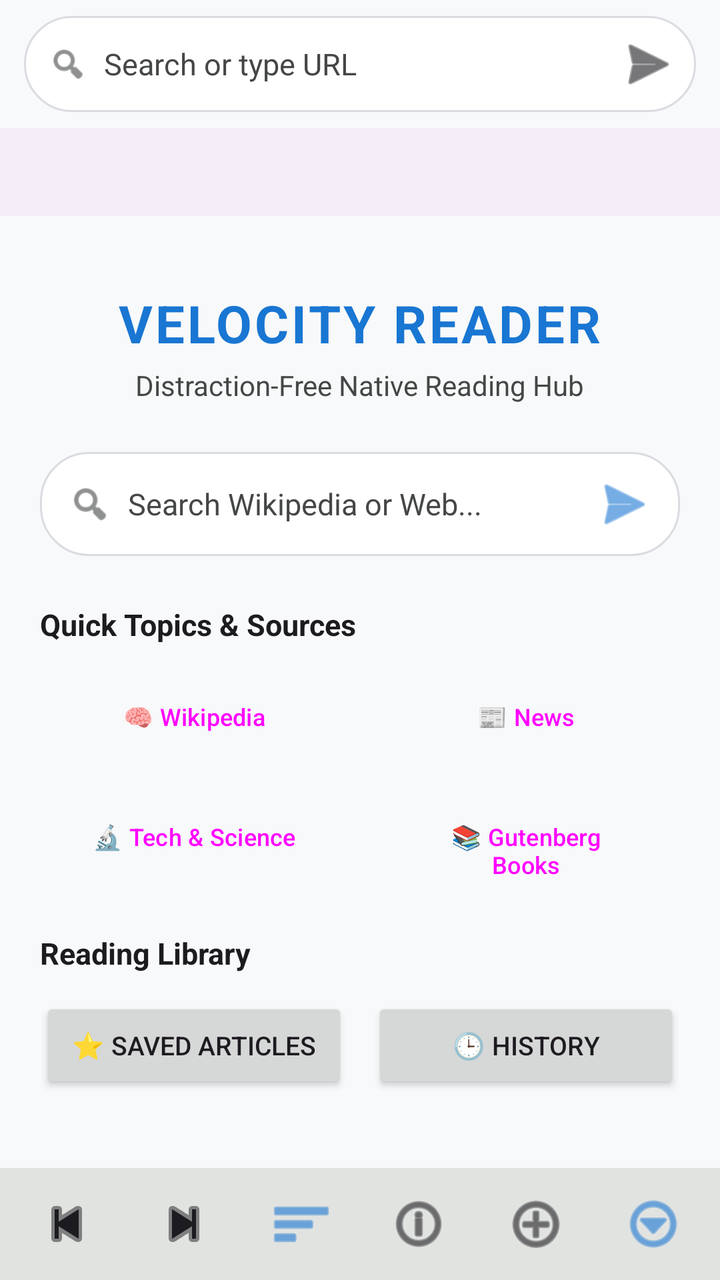
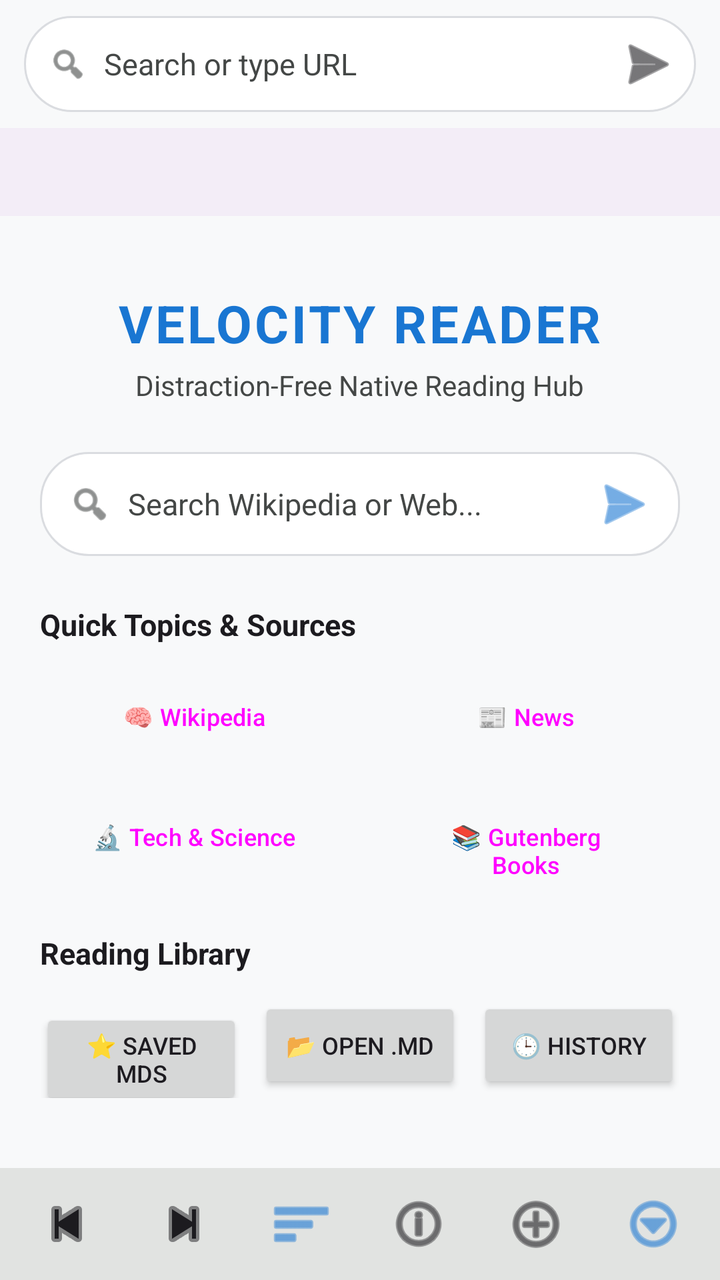

Screens rendered from an Android XML layout before and after an edit, with the pre-edit source and the edit as a unified diff.
<!-- AndroidManifest.xml: application theme Theme.Browser -->
<!-- res/layout/activity_main.xml -->
<RelativeLayout xmlns:android="http://schemas.android.com/apk/res/android"
    android:layout_width="match_parent"
    android:layout_height="match_parent"
    android:fitsSystemWindows="true"
    android:background="?attr/colorSurface">



    
    <ScrollView
        android:id="@+id/homePageContainer"
        android:layout_width="match_parent"
        android:layout_height="match_parent"
        android:layout_below="@id/topHeaderContainer"
        android:layout_above="@id/bottomBarContainer"
        android:background="?attr/colorSurface"
        android:visibility="visible">

        <LinearLayout
            android:layout_width="match_parent"
            android:layout_height="wrap_content"
            android:orientation="vertical"
            android:padding="20dp"
            android:gravity="center_horizontal">

            <TextView
                android:layout_width="wrap_content"
                android:layout_height="wrap_content"
                android:text="VELOCITY READER"
                android:textSize="26sp"
                android:textStyle="bold"
                android:letterSpacing="0.05"
                android:textColor="?attr/colorPrimary"
                android:layout_marginTop="16dp"
                android:layout_marginBottom="4dp"/>

            <TextView
                android:layout_width="wrap_content"
                android:layout_height="wrap_content"
                android:text="Distraction-Free Native Reading Hub"
                android:textSize="14sp"
                android:textColor="?attr/colorOnSurfaceVariant"
                android:layout_marginBottom="24dp"/>

            
            <LinearLayout
                android:layout_width="match_parent"
                android:layout_height="52dp"
                android:orientation="horizontal"
                android:background="@drawable/address_bar_bg"
                android:gravity="center_vertical"
                android:paddingLeft="14dp"
                android:paddingRight="10dp"
                android:layout_marginBottom="24dp">

                <ImageView
                    android:layout_width="22dp"
                    android:layout_height="22dp"
                    android:src="@android:drawable/ic_menu_search"
                    android:tint="?attr/colorOnSurfaceVariant" />

                <EditText
                    android:id="@+id/homeSearchInput"
                    android:layout_width="0dp"
                    android:layout_height="match_parent"
                    android:layout_weight="1"
                    android:layout_marginLeft="8dp"
                    android:layout_marginRight="8dp"
                    android:hint="Search Wikipedia or Web..."
                    android:background="@null"
                    android:singleLine="true"
                    android:imeOptions="actionSearch"
                    android:textSize="15sp"
                    android:textColor="?attr/colorOnSurface"
                    android:textColorHint="?attr/colorOnSurfaceVariant"/>

                <ImageButton
                    android:id="@+id/btnHomeSearchGo"
                    android:layout_width="36dp"
                    android:layout_height="36dp"
                    android:background="?android:attr/selectableItemBackgroundBorderless"
                    android:src="@android:drawable/ic_menu_send"
                    android:tint="?attr/colorPrimary" />
            </LinearLayout>

            
            <TextView
                android:layout_width="match_parent"
                android:layout_height="wrap_content"
                android:text="Quick Topics &amp; Sources"
                android:textSize="15sp"
                android:textStyle="bold"
                android:textColor="?attr/colorOnSurface"
                android:layout_marginBottom="12dp"/>

            <LinearLayout
                android:layout_width="match_parent"
                android:layout_height="wrap_content"
                android:orientation="horizontal"
                android:layout_marginBottom="12dp">

                <Button
                    android:id="@+id/btnCategoryWiki"
                    style="?attr/materialButtonOutlinedStyle"
                    android:layout_width="0dp"
                    android:layout_height="wrap_content"
                    android:layout_weight="1"
                    android:layout_marginRight="6dp"
                    android:text="🧠 Wikipedia"
                    android:textSize="12sp"/>

                <Button
                    android:id="@+id/btnCategoryNews"
                    style="?attr/materialButtonOutlinedStyle"
                    android:layout_width="0dp"
                    android:layout_height="wrap_content"
                    android:layout_weight="1"
                    android:layout_marginLeft="6dp"
                    android:text="📰 News"
                    android:textSize="12sp"/>
            </LinearLayout>

            <LinearLayout
                android:layout_width="match_parent"
                android:layout_height="wrap_content"
                android:orientation="horizontal"
                android:layout_marginBottom="24dp">

                <Button
                    android:id="@+id/btnCategoryTech"
                    style="?attr/materialButtonOutlinedStyle"
                    android:layout_width="0dp"
                    android:layout_height="wrap_content"
                    android:layout_weight="1"
                    android:layout_marginRight="6dp"
                    android:text="🔬 Tech &amp; Science"
                    android:textSize="12sp"/>

                <Button
                    android:id="@+id/btnCategoryBooks"
                    style="?attr/materialButtonOutlinedStyle"
                    android:layout_width="0dp"
                    android:layout_height="wrap_content"
                    android:layout_weight="1"
                    android:layout_marginLeft="6dp"
                    android:text="📚 Gutenberg Books"
                    android:textSize="12sp"/>
            </LinearLayout>

            
            <TextView
                android:layout_width="match_parent"
                android:layout_height="wrap_content"
                android:text="Reading Library"
                android:textSize="15sp"
                android:textStyle="bold"
                android:textColor="?attr/colorOnSurface"
                android:layout_marginBottom="12dp"/>

            <LinearLayout
                android:layout_width="match_parent"
                android:layout_height="wrap_content"
                android:orientation="horizontal">

                <Button
                    android:id="@+id/btnHomeBookmarks"
                    android:layout_width="0dp"
                    android:layout_height="wrap_content"
                    android:layout_weight="1"
                    android:layout_marginRight="6dp"
                    android:text="⭐ Saved Articles"
                    android:textSize="13sp"/>

                <Button
                    android:id="@+id/btnHomeHistory"
                    android:layout_width="0dp"
                    android:layout_height="wrap_content"
                    android:layout_weight="1"
                    android:layout_marginLeft="6dp"
                    android:text="🕒 History"
                    android:textSize="13sp"/>
            </LinearLayout>
        </LinearLayout>
    </ScrollView>

    
    <androidx.core.widget.NestedScrollView
        android:id="@+id/scrollView"
        android:layout_width="match_parent"
        android:layout_height="match_parent"
        android:layout_alignParentTop="true"
        android:layout_alignParentBottom="true"
        android:paddingLeft="12dp"
        android:paddingRight="12dp"
        android:background="#FFFFFF"
        android:visibility="gone">

        <LinearLayout
            android:id="@+id/pageLayoutContainer"
            android:layout_width="match_parent"
            android:layout_height="wrap_content"
            android:background="#FFFFFF"
            android:orientation="vertical">

            <TextView
                android:id="@+id/htmlTextView"
                android:layout_width="match_parent"
                android:layout_height="wrap_content"
                android:textColor="?attr/colorOnSurface"
                android:textSize="16sp"
                android:bufferType="spannable"
                android:lineSpacingMultiplier="1.2"
                android:visibility="gone" />
        </LinearLayout>
    </androidx.core.widget.NestedScrollView>

    
    <LinearLayout
        android:id="@+id/topHeaderContainer"
        android:layout_width="match_parent"
        android:layout_height="wrap_content"
        android:layout_alignParentTop="true"
        android:orientation="vertical">

        
        <LinearLayout
            android:layout_width="match_parent"
            android:layout_height="wrap_content"
            android:orientation="horizontal"
            android:paddingLeft="12dp"
            android:paddingRight="12dp"
            android:paddingTop="8dp"
            android:paddingBottom="8dp"
            android:background="?attr/colorSurface"
            android:gravity="center_vertical">

            
            <LinearLayout
                android:layout_width="0dp"
                android:layout_height="48dp"
                android:layout_weight="1"
                android:orientation="horizontal"
                android:background="@drawable/address_bar_bg"
                android:gravity="center_vertical"
                android:paddingLeft="12dp"
                android:paddingRight="8dp">

                
                <ImageView
                    android:layout_width="20dp"
                    android:layout_height="20dp"
                    android:src="@android:drawable/ic_menu_search"
                    android:tint="?attr/colorOnSurfaceVariant"
                    android:contentDescription="Search Icon" />

                
                <EditText
                    android:id="@+id/urlInput"
                    android:layout_width="0dp"
                    android:layout_height="match_parent"
                    android:layout_weight="1"
                    android:layout_marginLeft="8dp"
                    android:layout_marginRight="8dp"
                    android:hint="Search or type URL"
                    android:background="@null"
                    android:singleLine="true"
                    android:imeOptions="actionGo"
                    android:textSize="15sp"
                    android:textColor="?attr/colorOnSurface"
                    android:textColorHint="?attr/colorOnSurfaceVariant"/>

                
                <ImageButton
                    android:id="@+id/btnGo"
                    android:layout_width="32dp"
                    android:layout_height="32dp"
                    android:src="@android:drawable/ic_menu_send"
                    android:background="?android:attr/selectableItemBackgroundBorderless"
                    android:tint="?attr/colorOnSurface"
                    android:contentDescription="Go" />
            </LinearLayout>
        </LinearLayout>

        <ProgressBar
            android:id="@+id/progressBar"
            style="?android:attr/progressBarStyleHorizontal"
            android:layout_width="match_parent"
            android:layout_height="4dp"
            android:visibility="gone"
            android:progressTint="?attr/colorPrimary"/>

        
        <HorizontalScrollView
            android:layout_width="match_parent"
            android:layout_height="44dp"
            android:background="?attr/colorSurfaceContainer"
            android:scrollbars="none">
            
            <LinearLayout
                android:id="@+id/tabContainer"
                android:layout_width="wrap_content"
                android:layout_height="match_parent"
                android:orientation="horizontal"
                android:gravity="center_vertical"
                android:paddingStart="8dp"
                android:paddingEnd="8dp"/>
        </HorizontalScrollView>
    </LinearLayout>

    
    <LinearLayout
        android:id="@+id/bottomBarContainer"
        android:layout_width="match_parent"
        android:layout_height="wrap_content"
        android:layout_alignParentBottom="true"
        android:orientation="horizontal"
        android:background="?attr/colorSurfaceVariant"
        android:padding="4dp"
        android:gravity="center_vertical">

        <ImageButton
            android:id="@+id/btnBack"
            android:layout_width="0dp"
            android:layout_height="48dp"
            android:layout_weight="1"
            android:src="@android:drawable/ic_media_previous"
            android:background="?android:attr/selectableItemBackgroundBorderless"
            android:tint="?attr/colorOnSurface"
            android:contentDescription="Back" />

        <ImageButton
            android:id="@+id/btnForward"
            android:layout_width="0dp"
            android:layout_height="48dp"
            android:layout_weight="1"
            android:src="@android:drawable/ic_media_next"
            android:background="?android:attr/selectableItemBackgroundBorderless"
            android:tint="?attr/colorOnSurface"
            android:contentDescription="Forward" />

        <ImageButton
            android:id="@+id/btnOutline"
            android:layout_width="0dp"
            android:layout_height="48dp"
            android:layout_weight="1"
            android:src="@android:drawable/ic_menu_sort_by_size"
            android:background="?android:attr/selectableItemBackgroundBorderless"
            android:tint="?attr/colorPrimary"
            android:contentDescription="Article Outline / Table of Contents" />

        <ImageButton
            android:id="@+id/btnHome"
            android:layout_width="0dp"
            android:layout_height="48dp"
            android:layout_weight="1"
            android:src="@android:drawable/ic_menu_info_details"
            android:background="?android:attr/selectableItemBackgroundBorderless"
            android:tint="?attr/colorOnSurface"
            android:contentDescription="Home" />

        <ImageButton
            android:id="@+id/btnNewTab"
            android:layout_width="0dp"
            android:layout_height="48dp"
            android:layout_weight="1"
            android:src="@android:drawable/ic_menu_add"
            android:background="?android:attr/selectableItemBackgroundBorderless"
            android:tint="?attr/colorOnSurface"
            android:contentDescription="New Tab" />

        <ImageButton
            android:id="@+id/btnMore"
            android:layout_width="0dp"
            android:layout_height="48dp"
            android:layout_weight="1"
            android:src="@android:drawable/ic_menu_more"
            android:background="?android:attr/selectableItemBackgroundBorderless"
            android:tint="?attr/colorPrimary"
            android:contentDescription="More Options" />
    </LinearLayout>
</RelativeLayout>
<!-- resources referenced by this layout -->
<resources>
  <!-- drawable address_bar_bg (drawable) -->
  <?xml version="1.0" encoding="utf-8"?>
  <shape xmlns:android="http://schemas.android.com/apk/res/android"
      android:shape="rectangle">
      <solid android:color="@color/browser_address_bar_bg" />
      <corners android:radius="24dp" />
      <stroke
          android:width="1dp"
          android:color="@color/browser_address_bar_stroke" />
  </shape>
  <style name="Theme.Browser" parent="Theme.Material3.DayNight.NoActionBar">
          <item name="colorPrimary">#1976D2</item>
          <item name="colorOnPrimary">#FFFFFF</item>
          <item name="colorPrimaryContainer">#E3F2FD</item>
          <item name="colorOnPrimaryContainer">#0D47A1</item>
          <item name="colorSurface">#F8F9FA</item>
          <item name="colorOnSurface">#1C1B1F</item>
          <item name="colorSurfaceVariant">#E1E3E1</item>
          <item name="colorOnSurfaceVariant">#444746</item>
          <item name="android:statusBarColor">@android:color/transparent</item>
          <item name="android:navigationBarColor">@android:color/transparent</item>
      </style>
  <color name="browser_address_bar_bg">#FFFFFF</color>
  <color name="browser_address_bar_stroke">#DADCE0</color>
</resources>

<!-- the commit's change to res/layout/activity_main.xml (unified diff, before → after) -->
@@ -167,18 +167,28 @@
                     android:layout_width="0dp"
                     android:layout_height="wrap_content"
                     android:layout_weight="1"
-                    android:layout_marginRight="6dp"
-                    android:text="⭐ Saved Articles"
-                    android:textSize="13sp"/>
+                    android:layout_marginRight="4dp"
+                    android:text="⭐ Saved MDs"
+                    android:textSize="12sp"/>
+
+                <Button
+                    android:id="@+id/btnOpenMarkdownFile"
+                    android:layout_width="0dp"
+                    android:layout_height="wrap_content"
+                    android:layout_weight="1"
+                    android:layout_marginLeft="4dp"
+                    android:layout_marginRight="4dp"
+                    android:text="📂 Open .md"
+                    android:textSize="12sp"/>
 
                 <Button
                     android:id="@+id/btnHomeHistory"
                     android:layout_width="0dp"
                     android:layout_height="wrap_content"
                     android:layout_weight="1"
-                    android:layout_marginLeft="6dp"
+                    android:layout_marginLeft="4dp"
                     android:text="🕒 History"
-                    android:textSize="13sp"/>
+                    android:textSize="12sp"/>
             </LinearLayout>
         </LinearLayout>
     </ScrollView>
@@ -190,8 +200,11 @@
         android:layout_height="match_parent"
         android:layout_alignParentTop="true"
         android:layout_alignParentBottom="true"
-        android:paddingLeft="12dp"
-        android:paddingRight="12dp"
+        android:paddingLeft="16dp"
+        android:paddingRight="16dp"
+        android:paddingTop="12dp"
+        android:paddingBottom="72dp"
+        android:clipToPadding="false"
         android:background="#FFFFFF"
         android:visibility="gone">
 
@@ -199,18 +212,15 @@
             android:id="@+id/pageLayoutContainer"
             android:layout_width="match_parent"
             android:layout_height="wrap_content"
-            android:background="#FFFFFF"
             android:orientation="vertical">
 
             <TextView
-                android:id="@+id/htmlTextView"
+                android:id="@+id/markdownTextView"
                 android:layout_width="match_parent"
                 android:layout_height="wrap_content"
                 android:textColor="?attr/colorOnSurface"
                 android:textSize="16sp"
-                android:bufferType="spannable"
-                android:lineSpacingMultiplier="1.2"
-                android:visibility="gone" />
+                android:lineSpacingMultiplier="1.3" />
         </LinearLayout>
     </androidx.core.widget.NestedScrollView>
 
